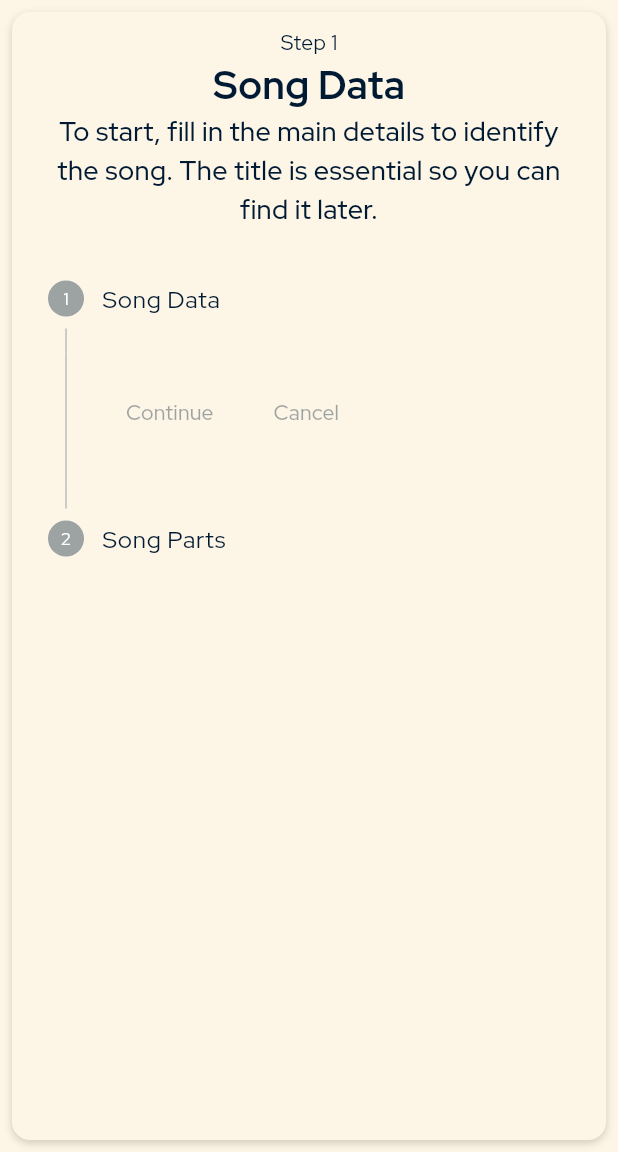
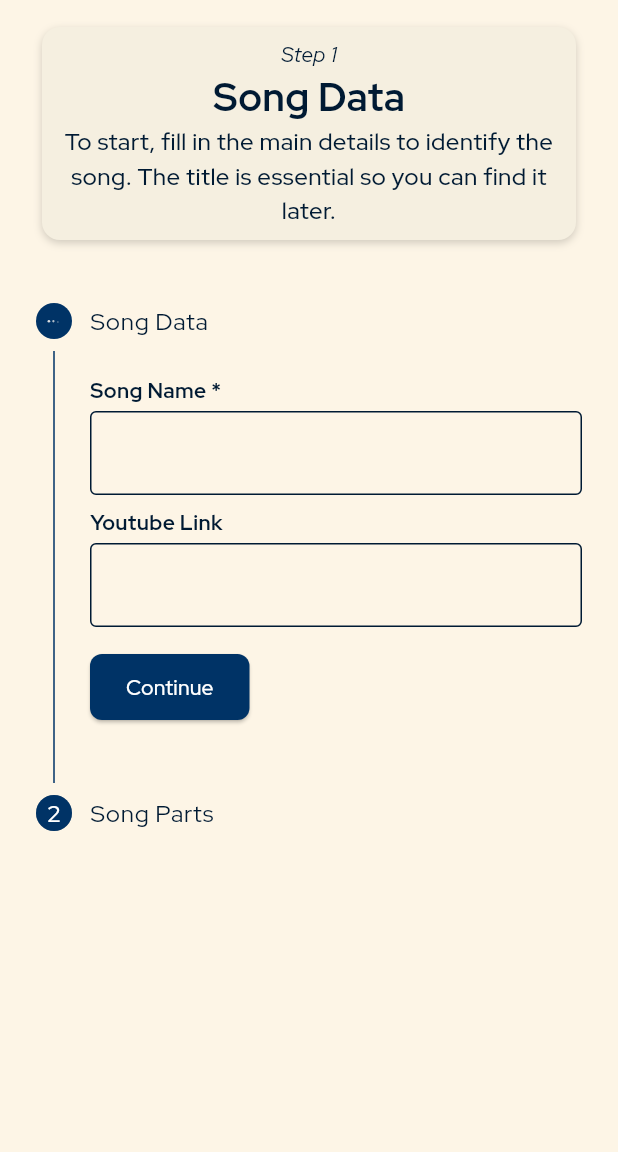
Before and after one commit to vinicalgaro/Guitar-Notebook, a Flutter app: the CadastroMusica screen opened by its route, on a phone screen of 412 x 824 dp, the part 84-1236 px from its top. Run offline on Flutter 3.47's test engine with Material 3 defaults, Android fonts, the phone set to English and light mode, and no system bars; our stand-ins replace google_fonts, lottie, package_info_plus, shared_preferences; accounts and stored records are empty; generated files the repository leaves out were written again.

Commit message:
Refatora tela de cadastro de música e ajusta tema
- Remove container padrão da `DefaultPageScaffold` para maior flexibilidade.
- Ajusta cores do tema para melhor legibilidade e consistência.
- Implementa `DefaultCardContainer` para padronizar a aparência de cards.
- Melhora a página "Sobre" utilizando o `DefaultCardContainer`.
- Adiciona novas traduções para a tela de cadastro e botões.
- Cria `DefaultStepper` para padronizar a aparência e comportamento de steppers.
- Cria `DefaultTextFormField` para padronizar campos de texto.
- Refatora a tela de cadastro de música utilizando os novos widgets e helpers.
- Adiciona helper `get_from_assets` para facilitar o acesso a assets.
- Adiciona helper `step_builder` para simplificar a criação de steps.
- Inclui dependência `lottie` para animações.

```diff
--- /dev/null
+++ b/lib/helpers/get_from_assets.dart
@@ -0,0 +1 @@
+String getAnimationFromAssets(String file) => 'assets/animations/$file';
--- /dev/null
+++ b/lib/helpers/step_builder.dart
@@ -0,0 +1,18 @@
+import 'package:flutter/material.dart';
+
+Step buildStep({
+  required String title,
+  required Widget content,
+  required int stepIndex,
+  required int currentStep,
+}) =>
+    Step(
+      title: Text(title),
+      content: content,
+      isActive: currentStep >= stepIndex,
+      state: currentStep > stepIndex
+          ? StepState.complete
+          : currentStep == stepIndex
+              ? StepState.editing
+              : StepState.indexed,
+    );
--- a/lib/l10n/intl_en.arb
+++ b/lib/l10n/intl_en.arb
@@ -24,5 +24,13 @@
   "step1Desc": "To start, fill in the main details to identify the song. The title is essential so you can find it later.",
   "step2Title": "Song Parts",
   "step2Desc": "In this step, you'll define the song's structure. Create the different sections and fill in their corresponding rhythm and chord progression. You can add as many parts as you need.",
-  "step": "Step"
+  "step": "Step",
+  "fieldRequired": "Required field",
+  "optional": "Optional",
+  "songName": "Song Name",
+  "linkYoutube": "Youtube Link",
+  "partName": "Part Name",
+  "salvar": "Save",
+  "voltar": "Back",
+  "continuar": "Continue"
 }
--- a/lib/l10n/intl_pt.arb
+++ b/lib/l10n/intl_pt.arb
@@ -28,5 +28,13 @@
   "step1Desc": "Para começar, preencha as informações principais para identificar a música. O título é essencial para que você possa encontrá-la depois.",
   "step2Title": "Partes da Música",
   "step2Desc": "Nesta etapa, você define a estrutura da música. Crie as diferentes seções e preencha o ritmo e a progressão de acordes correspondentes. Você pode adicionar quantas partes precisar.",
-  "step": "Passo"
+  "step": "Passo",
+  "fieldRequired": "Campo obrigatório",
+  "optional": "Opcional",
+  "songName": "Nome da Música",
+  "linkYoutube": "Link do Youtube",
+  "partName": "Nome da Parte",
+  "salvar": "Salvar",
+  "voltar": "Voltar",
+  "continuar": "Continuar"
 }
--- a/lib/theme/app_theme.dart
+++ b/lib/theme/app_theme.dart
@@ -7,16 +7,19 @@ class AppTheme {
   AppTheme._();
 
   // --- CORES DA PALETA ---
-  static const Color darkBlue = Color(0xFF003366);
-  static const Color darkRed = Color(0xFF8B2222);
-  static const Color cream = Color(0xFFFDF5E6);
-  static const Color lightBlue = Color(0xFF6C92B4);
-  static const Color brightRed = Color(0xFFC70039);
+  static const Color paletaDarkBlue = Color(0xFF003366);
+  static const Color paletaDarkRed = Color(0xFF8B2222);
+  static const Color paletaCream = Color(0xFFFDF5E6);
+  static const Color paletaLightBlue = Color(0xFF6C92B4);
+  static const Color paletaBrightRed = Color(0xFFC70039);
+
+  // --- OUTRAS CORES DENTRO DA PALETA, MAS NÃO PRINCIPAIS ---
+  static const Color paletaGreen = Color(0xFF5E9C76);
 
   // --- CORES DE TEXTO ---
   // Cores principais de texto
   static const Color _lightTextColor = Color(0xFF001A33);
-  static const Color _darkTextColor = cream;
+  static const Color _darkTextColor = paletaCream;
 
   /// Cor secundária, mais suave. Ótima para subtítulos e descrições.
   static const Color _textSecondary = Color(0xFF575757);
@@ -31,17 +34,17 @@ class AppTheme {
 
     // Esquema de cores principal
     colorScheme: const ColorScheme.light(
-      primary: darkBlue,
+      primary: paletaDarkBlue,
       onPrimary: Colors.white,
-      secondary: lightBlue,
+      secondary: paletaLightBlue,
       onSecondary: Colors.white,
-      tertiary: darkRed,
+      tertiary: paletaDarkRed,
       onTertiary: Colors.white,
-      background: cream,
+      background: paletaCream,
       onBackground: _lightTextColor,
-      surface: cream,
+      surface: Color(0xFFF5EFE0),
       onSurface: _lightTextColor,
-      error: brightRed,
+      error: paletaBrightRed,
       onError: Colors.white,
     ),
 
@@ -53,19 +56,19 @@ class AppTheme {
 
     // Tema da AppBar
     appBarTheme: const AppBarTheme(
-      backgroundColor: darkBlue,
+      backgroundColor: paletaDarkBlue,
       foregroundColor: Colors.white, // Cor do título e ícones
       elevation: 4.0,
       centerTitle: true,
     ),
 
     // Tema do Scaffold
-    scaffoldBackgroundColor: cream,
+    scaffoldBackgroundColor: paletaCream,
 
     // Tema dos Botões
     elevatedButtonTheme: ElevatedButtonThemeData(
       style: ElevatedButton.styleFrom(
-        backgroundColor: darkBlue,
+        backgroundColor: paletaDarkBlue,
         foregroundColor: Colors.white,
         padding: const EdgeInsets.symmetric(horizontal: 24, vertical: 12),
         shape: RoundedRectangleBorder(
@@ -76,7 +79,7 @@ class AppTheme {
 
     // Tema do Floating Action Button (FAB)
     floatingActionButtonTheme: const FloatingActionButtonThemeData(
-      backgroundColor: darkRed, // Usando o vermelho escuro para destaque
+      backgroundColor: paletaDarkRed, // Usando o vermelho escuro para destaque
       foregroundColor: Colors.white,
     ),
 
@@ -95,13 +98,13 @@ class AppTheme {
         borderRadius: BorderRadius.all(Radius.circular(8)),
       ),
       focusedBorder: OutlineInputBorder(
-        borderSide: BorderSide(color: darkBlue, width: 2.0),
+        borderSide: BorderSide(color: paletaDarkBlue, width: 2.0),
         borderRadius: BorderRadius.all(Radius.circular(8)),
       ),
-      labelStyle: TextStyle(color: darkBlue),
+      labelStyle: TextStyle(color: paletaDarkBlue),
     ),
 
-    extensions: [
+    extensions: const [
       AppColorsExtension(
         textSecondary: _textSecondary,
       ),
@@ -115,19 +118,19 @@ class AppTheme {
 
     // Esquema de cores para o modo escuro
     colorScheme: const ColorScheme.dark(
-      primary: lightBlue,
+      primary: paletaLightBlue,
       // O azul claro se destaca mais no fundo escuro
       onPrimary: _darkTextColor,
-      secondary: darkBlue,
+      secondary: paletaDarkBlue,
       onSecondary: _darkTextColor,
-      tertiary: darkRed,
+      tertiary: paletaDarkRed,
       onTertiary: _darkTextColor,
       background: Color(0xFF121212),
       // Um preto padrão do Material Design
       onBackground: _darkTextColor,
       surface: Color(0xFF1E1E1E),
       onSurface: _darkTextColor,
-      error: brightRed,
+      error: paletaBrightRed,
       onError: Colors.white,
     ),
 
@@ -151,7 +154,7 @@ class AppTheme {
     // Tema dos Botões para o modo escuro
     elevatedButtonTheme: ElevatedButtonThemeData(
       style: ElevatedButton.styleFrom(
-        backgroundColor: lightBlue,
+        backgroundColor: paletaLightBlue,
         foregroundColor: _darkTextColor,
         padding: const EdgeInsets.symmetric(horizontal: 24, vertical: 12),
         shape: RoundedRectangleBorder(
@@ -162,7 +165,7 @@ class AppTheme {
 
     // Tema do Floating Action Button (FAB)
     floatingActionButtonTheme: const FloatingActionButtonThemeData(
-      backgroundColor: darkRed,
+      backgroundColor: paletaDarkRed,
       foregroundColor: Colors.white,
     ),
 
@@ -178,13 +181,13 @@ class AppTheme {
     switchTheme: SwitchThemeData(
       overlayColor: MaterialStateProperty.resolveWith((states) {
         if (states.contains(MaterialState.hovered)) {
-          return darkBlue.withOpacity(0.5);
+          return paletaDarkBlue.withOpacity(0.5);
         }
         return null;
       }),
     ),
 
-    extensions: [
+    extensions: const [
       AppColorsExtension(
         textSecondary: _textSecondaryDark,
       ),
--- a/lib/view/about_page.dart
+++ b/lib/view/about_page.dart
@@ -1,4 +1,5 @@
 import 'package:flutter/material.dart';
+import 'package:guitar_learner/widgets/default_card_container.dart';
 import 'package:guitar_learner/widgets/default_page_scaffold.dart';
 import 'package:package_info_plus/package_info_plus.dart';
 import 'package:url_launcher/url_launcher.dart';
@@ -27,18 +28,22 @@ class AboutPage extends StatelessWidget {
       body: ListView(
         padding: const EdgeInsets.all(16.0),
         children: [
+          DefaultCardContainer(
+            child: Column(
+              children: [
                 const Center(
                   child: Icon(
                     Icons.music_note,
                     size: 80,
-              color: AppTheme.brightRed,
+                    color: AppTheme.paletaBrightRed,
                   ),
                 ),
                 const SizedBox(height: 16),
                 Center(
                   child: Text(
                     AppLocalizations.of(context)!.appTitle,
-              style: const TextStyle(fontSize: 28, fontWeight: FontWeight.bold),
+                    style: const TextStyle(
+                        fontSize: 28, fontWeight: FontWeight.bold),
                   ),
                 ),
                 FutureBuilder<PackageInfo>(
@@ -66,6 +71,9 @@ class AboutPage extends StatelessWidget {
                   textAlign: TextAlign.center,
                   style: const TextStyle(fontSize: 16),
                 ),
+              ],
+            ),
+          ),
           const Divider(height: 48),
           Text(
             AppLocalizations.of(context)!.dev,
--- a/lib/view/cadastro_musica.dart
+++ b/lib/view/cadastro_musica.dart
@@ -1,6 +1,11 @@
 import 'package:flutter/material.dart';
 import 'package:flutter_gen/gen_l10n/app_localizations.dart';
+import 'package:guitar_learner/widgets/default_card_container.dart';
 import 'package:guitar_learner/widgets/default_page_scaffold.dart';
+import 'package:guitar_learner/widgets/default_stepper.dart';
+import 'package:guitar_learner/widgets/default_textformfield.dart';
+
+import '../helpers/step_builder.dart';
 
 class CadastroMusica extends StatefulWidget {
   final Object? musica;
@@ -12,12 +17,32 @@ class CadastroMusica extends StatefulWidget {
 }
 
 class _CadastroMusicaState extends State<CadastroMusica> {
-  int _currentStep = 1;
+  int _currentStep = 0;
 
   final _formKeyStep1 = GlobalKey<FormState>();
   final _formKeyStep2 = GlobalKey<FormState>();
 
+  late final TextEditingController _nomeMusicaController;
+  late final TextEditingController _linkYoutubeController;
+  late final TextEditingController _partNameController;
+
   bool get isEditing => widget.musica != null;
+
+  @override
+  void initState() {
+    super.initState();
+    _nomeMusicaController = TextEditingController();
+    _linkYoutubeController = TextEditingController();
+    _partNameController = TextEditingController();
+  }
+
+  @override
+  void dispose() {
+    _nomeMusicaController.dispose();
+    _linkYoutubeController.dispose();
+    _partNameController.dispose();
+    super.dispose();
+  }
 
   @override
   Widget build(BuildContext context) {
@@ -25,15 +50,17 @@ class _CadastroMusicaState extends State<CadastroMusica> {
       title: isEditing
           ? AppLocalizations.of(context)!.editSong
           : AppLocalizations.of(context)!.newSong,
-      body: Column(
+      body: SingleChildScrollView(
+        child: Column(
           children: [
             Padding(
               padding:
                   const EdgeInsets.symmetric(horizontal: 20.0, vertical: 10.0),
+              child: DefaultCardContainer(
                 child: Column(
-              mainAxisSize: MainAxisSize.min,
                   children: [
-                Text(_getCurrentStepText()),
+                    Text(_getCurrentStepText(),
+                        style: const TextStyle(fontStyle: FontStyle.italic)),
                     Text(_getCurrentStepTitle(),
                         style: const TextStyle(
                             fontWeight: FontWeight.bold, fontSize: 26)),
@@ -41,27 +68,54 @@ class _CadastroMusicaState extends State<CadastroMusica> {
                       _getCurrentStepDesc(),
                       textAlign: TextAlign.center,
                       style: const TextStyle(
-                      fontWeight: FontWeight.w500, fontSize: 18),
+                          fontWeight: FontWeight.w500, fontSize: 16),
                     ),
                   ],
                 ),
               ),
-          Stepper(
+            ),
+            DefaultStepper(
                 steps: [
                   _buildStepDadosMusica(),
                   _buildStepPartesMusica(),
                 ],
+                currentStep: _currentStep,
+                onStepTapped: _onStepTapped,
+                onStepContinue: _onStepContinue,
+                onStepCancel: _onStepCancel),
+          ],
         ),
-        ],
       ),
     );
   }
 
+  void _onStepTapped(int step) {
+    if (step < _currentStep || _validateCanGoToTappedForm(step)) {
+      setState(() => _currentStep = step);
+    }
+  }
+
+  void _onStepContinue() {
+    if (_currentStep == 0) {
+      if (_formKeyStep1.currentState!.validate()) {
+        setState(() => _currentStep += 1);
+      }
+    } else {
+      _salvarMusica();
+    }
+  }
+
+  void _onStepCancel() {
+    if (_currentStep > 0) {
+      setState(() => _currentStep -= 1);
+    }
+  }
+
   String _getCurrentStepTitle() {
     switch (_currentStep) {
+      case 0:
+        return AppLocalizations.of(context)!.step1Title;
       case 1:
-        return AppLocalizations.of(context)!.step1Title;
-      case 2:
         return AppLocalizations.of(context)!.step2Title;
       default:
         return "";
@@ -70,26 +124,74 @@ class _CadastroMusicaState extends State<CadastroMusica> {
 
   String _getCurrentStepDesc() {
     switch (_currentStep) {
+      case 0:
+        return AppLocalizations.of(context)!.step1Desc;
       case 1:
-        return AppLocalizations.of(context)!.step1Desc;
-      case 2:
         return AppLocalizations.of(context)!.step2Desc;
       default:
         return "";
     }
   }
 
-  String _getCurrentStepText() {
-    return "${AppLocalizations.of(context)!.step} $_currentStep";
+  bool _validateCanGoToTappedForm(int step) {
+    switch (step) {
+      case 0:
+        return _formKeyStep2.currentState!.validate();
+      case 1:
+        return _formKeyStep1.currentState!.validate();
+      default:
+        return false;
+    }
   }
 
-  Step _buildStepDadosMusica() => Step(
-        title: Text(AppLocalizations.of(context)!.step1Title),
-        content: Container(),
-      );
+  String _getCurrentStepText() {
+    return "${AppLocalizations.of(context)!.step} ${_currentStep + 1}";
+  }
 
-  Step _buildStepPartesMusica() => Step(
-        title: Text(AppLocalizations.of(context)!.step2Title),
-        content: Container(),
-      );
+  Step _buildStepDadosMusica() => buildStep(
+      title: AppLocalizations.of(context)!.step1Title,
+      content: Form(
+        key: _formKeyStep1,
+        child: Column(
+          children: [
+            DefaultTextFormField(
+                label: AppLocalizations.of(context)!.songName,
+                controller: _nomeMusicaController,
+                required: true),
+            const SizedBox(height: 8.0),
+            DefaultTextFormField(
+                label: AppLocalizations.of(context)!.linkYoutube,
+                controller: _linkYoutubeController),
+          ],
+        ),
+      ),
+      stepIndex: 0,
+      currentStep: _currentStep);
+
+  Step _buildStepPartesMusica() => buildStep(
+      title: AppLocalizations.of(context)!.step2Title,
+      content: Form(
+        key: _formKeyStep2,
+        child: Column(
+          children: [
+            DefaultTextFormField(
+                label: AppLocalizations.of(context)!.partName,
+                required: true,
+                controller: _partNameController),
+            const SizedBox(height: 8.0),
+          ],
+        ),
+      ),
+      stepIndex: 1,
+      currentStep: _currentStep);
+
+  void _salvarMusica() {
+    final isStep1Valid = _formKeyStep1.currentState!.validate();
+    final isStep2Valid = _formKeyStep2.currentState!.validate();
+
+    if (isStep1Valid && isStep2Valid) {
+      print('música salva');
+      Navigator.pop(context);
     }
+  }
+}
--- /dev/null
+++ b/lib/widgets/default_card_container.dart
@@ -0,0 +1,27 @@
+import 'package:flutter/material.dart';
+
+class DefaultCardContainer extends StatelessWidget {
+  final Widget child;
+
+  const DefaultCardContainer({super.key, required this.child});
+
+  @override
+  Widget build(BuildContext context) => Container(
+        margin: const EdgeInsets.all(8.0),
+        decoration: BoxDecoration(
+          color: Theme.of(context).colorScheme.surface,
+          borderRadius: BorderRadius.circular(12.0),
+          boxShadow: [
+            BoxShadow(
+              color: Colors.black.withOpacity(0.175),
+              blurRadius: 4,
+              offset: const Offset(0, 2),
+            ),
+          ],
+        ),
+        child: Padding(
+          padding: const EdgeInsets.all(8.0),
+          child: child,
+        ),
+      );
+}
--- a/lib/widgets/default_page_scaffold.dart
+++ b/lib/widgets/default_page_scaffold.dart
@@ -33,21 +33,7 @@ class DefaultPageScaffold extends StatelessWidget {
         ),
         leadingWidth: 100,
       ),
-      body: Container(
-        margin: const EdgeInsets.all(8.0),
-        decoration: BoxDecoration(
-          color: Theme.of(context).colorScheme.surface,
-          borderRadius: BorderRadius.circular(12.0),
-          boxShadow: [
-            BoxShadow(
-              color: Colors.black.withOpacity(0.175),
-              blurRadius: 4,
-              offset: const Offset(0, 2),
-            ),
-          ],
-        ),
-        child: body,
-      ),
+      body: body,
       floatingActionButton: floatingActionButton,
     );
   }
--- /dev/null
+++ b/lib/widgets/default_stepper.dart
@@ -0,0 +1,68 @@
+import 'package:flutter/material.dart';
+import 'package:flutter_gen/gen_l10n/app_localizations.dart';
+import 'package:guitar_learner/helpers/get_from_assets.dart';
+import 'package:lottie/lottie.dart';
+
+import '../theme/app_theme.dart';
+
+class DefaultStepper extends StatelessWidget {
+  final List<Step> steps;
+  final int currentStep;
+  final VoidCallback onStepContinue;
+  final VoidCallback onStepCancel;
+  final ValueChanged<int> onStepTapped;
+
+  const DefaultStepper(
+      {super.key,
+      required this.steps,
+      required this.currentStep,
+      required this.onStepContinue,
+      required this.onStepTapped,
+      required this.onStepCancel});
+
+  @override
+  Widget build(BuildContext context) {
+    return Stepper(
+      steps: steps,
+      currentStep: currentStep,
+      onStepContinue: onStepContinue,
+      onStepCancel: onStepCancel,
+      onStepTapped: onStepTapped,
+      stepIconBuilder: (stepIndex, stepState) {
+        switch (stepState) {
+          case StepState.complete:
+            return const Icon(Icons.check_circle, color: AppTheme.paletaGreen);
+          case StepState.editing:
+            return Lottie.asset(getAnimationFromAssets("Loading.json"));
+          default:
+            return CircleAvatar(
+              child: Text('${stepIndex + 1}',
+                  style: const TextStyle(color: Colors.white)),
+            );
+        }
+      },
+      controlsBuilder: (context, details) {
+        final isLastStep = currentStep == steps.length - 1;
+        return Padding(
+          padding: const EdgeInsets.only(top: 16.0),
+          child: Row(
+            children: [
+              ElevatedButton(
+                onPressed: details.onStepContinue,
+                child: Text(isLastStep
+                    ? AppLocalizations.of(context)!.salvar
+                    : AppLocalizations.of(context)!.continuar),
+              ),
+              const SizedBox(width: 12),
+              if (currentStep > 0)
+                TextButton(
+                  onPressed: details.onStepCancel,
+                  child: Text(AppLocalizations.of(context)!.voltar),
+                ),
+            ],
+          ),
+        );
+      },
+    );
+  }
+}
--- /dev/null
+++ b/lib/widgets/default_textformfield.dart
@@ -0,0 +1,39 @@
+import 'package:flutter/material.dart';
+import 'package:flutter_gen/gen_l10n/app_localizations.dart';
+
+class DefaultTextFormField extends StatelessWidget {
+  final String label;
+  final TextEditingController controller;
+  bool required;
+
+  DefaultTextFormField(
+      {super.key,
+      required this.label,
+      required this.controller,
+      this.required = false});
+
+  @override
+  Widget build(BuildContext context) {
+    return Column(
+      crossAxisAlignment: CrossAxisAlignment.start,
+      children: [
+        Text("$label ${required ? "*" : ""}",
+            style: const TextStyle(fontWeight: FontWeight.bold)),
+        const SizedBox(height: 4),
+        TextFormField(
+          controller: controller,
+          decoration: const InputDecoration(border: OutlineInputBorder()),
+          validator: (value) {
+            if (!required) {
+              return null;
+            } else if (value == null || value.isEmpty) {
+              return AppLocalizations.of(context)!.fieldRequired;
+            } else {
+              return null;
+            }
+          },
+        ),
+      ],
+    );
+  }
+}
--- a/pubspec.yaml
+++ b/pubspec.yaml
@@ -17,6 +17,7 @@ dependencies:
 
   google_fonts: ^6.2.1
   intl: ^0.18.1
+  lottie: ^3.1.3
   package_info_plus: ^8.0.2
   provider: ^6.1.5
   shared_preferences: ^2.2.3
@@ -30,5 +31,7 @@ dev_dependencies:
 flutter:
   uses-material-design: true
   generate: true
+  assets:
+    - assets/animations/
 flutter_intl:
   enabled: true
```
Also changed, not shown: assets/animations/Loading.json (added, +1 -0 lines), lib/generated/intl/messages_en.dart, lib/generated/intl/messages_pt.dart, lib/generated/l10n.dart, pubspec.lock. Lines whose indentation alone changed are shown as unchanged.
